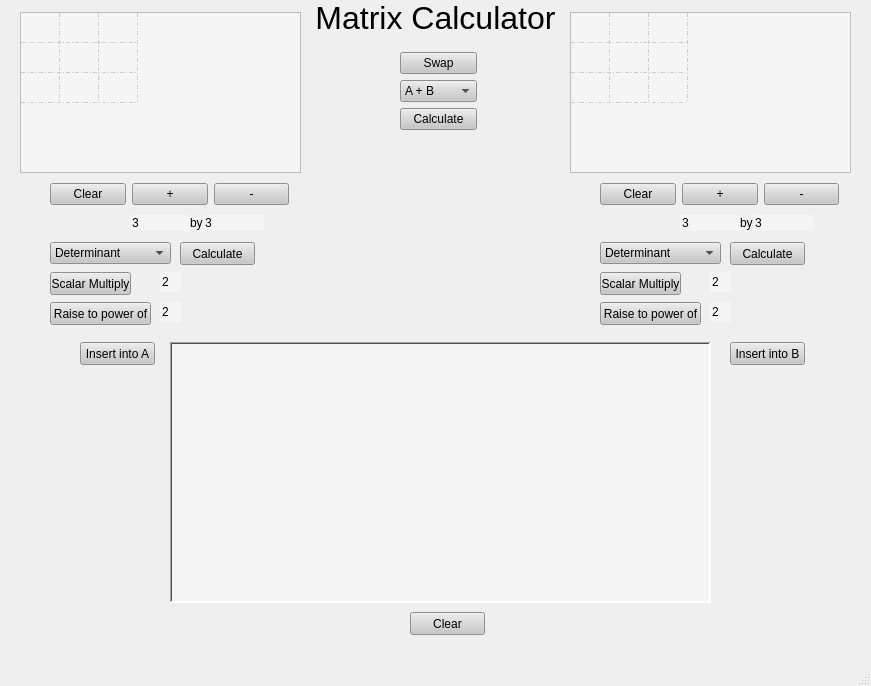
Qt form mainwindow.ui (justinhay14/Matrix-Calulator-cpp) before a commit.
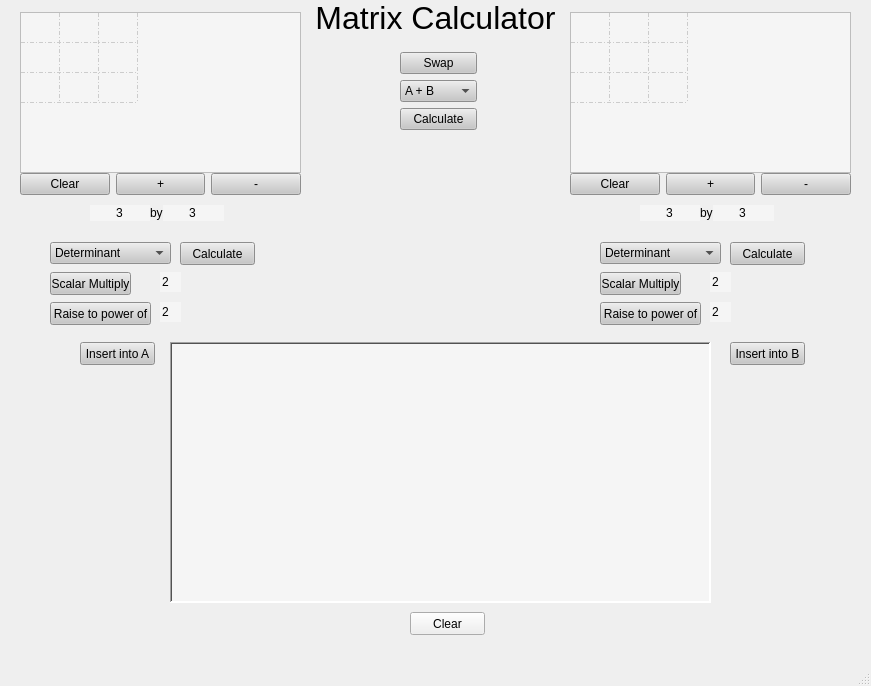
The same form after that commit.

Commit message: added max matrix checker

```diff
--- a/mainwindow.ui
+++ b/mainwindow.ui
@@ -105,9 +105,9 @@
        <widget class="QWidget" name="layoutWidget">
         <property name="geometry">
          <rect>
-          <x>40</x>
-          <y>180</y>
-          <width>239</width>
+          <x>10</x>
+          <y>170</y>
+          <width>281</width>
           <height>25</height>
          </rect>
         </property>
@@ -191,8 +191,7 @@
          </rect>
         </property>
         <property name="styleSheet">
-         <string notr="true">background-color: rgb(199, 199, 199);
-border-color: rgb(0, 0, 0);</string>
+         <string notr="true"/>
         </property>
         <property name="text">
          <string>Clear</string>
@@ -256,8 +255,8 @@
        <widget class="QWidget" name="layoutWidget_2">
         <property name="geometry">
          <rect>
-          <x>670</x>
-          <y>210</y>
+          <x>630</x>
+          <y>200</y>
           <width>134</width>
           <height>22</height>
          </rect>
@@ -277,6 +276,9 @@
            <property name="frame">
             <bool>false</bool>
            </property>
+           <property name="alignment">
+            <set>Qt::AlignCenter</set>
+           </property>
           </widget>
          </item>
          <item>
@@ -297,6 +299,9 @@
            <property name="frame">
             <bool>false</bool>
            </property>
+           <property name="alignment">
+            <set>Qt::AlignCenter</set>
+           </property>
           </widget>
          </item>
         </layout>
@@ -436,9 +441,9 @@
        <widget class="QWidget" name="layoutWidget">
         <property name="geometry">
          <rect>
-          <x>590</x>
-          <y>180</y>
-          <width>239</width>
+          <x>560</x>
+          <y>170</y>
+          <width>281</width>
           <height>25</height>
          </rect>
         </property>
@@ -481,8 +486,8 @@
        <widget class="QWidget" name="layoutWidget">
         <property name="geometry">
          <rect>
-          <x>120</x>
-          <y>210</y>
+          <x>80</x>
+          <y>200</y>
           <width>134</width>
           <height>22</height>
          </rect>
@@ -502,6 +507,9 @@
            <property name="frame">
             <bool>false</bool>
            </property>
+           <property name="alignment">
+            <set>Qt::AlignCenter</set>
+           </property>
           </widget>
          </item>
          <item>
@@ -525,6 +533,9 @@
            <property name="frame">
             <bool>false</bool>
            </property>
+           <property name="alignment">
+            <set>Qt::AlignCenter</set>
+           </property>
           </widget>
          </item>
         </layout>
```
The commit also changes 1 other file.
